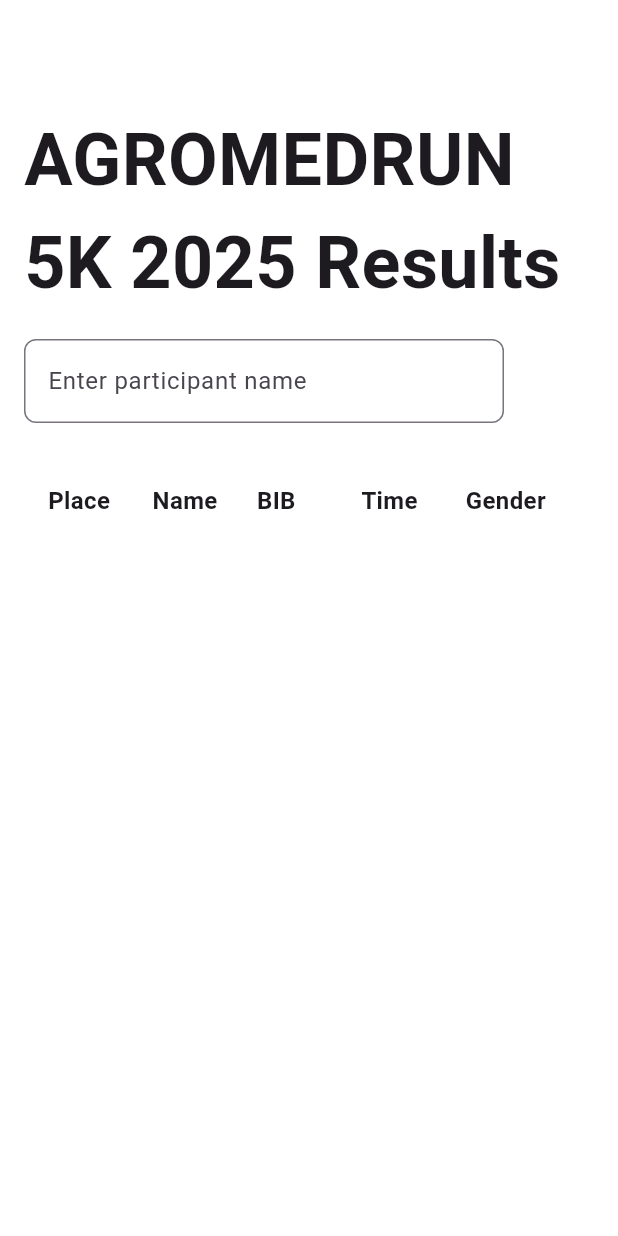
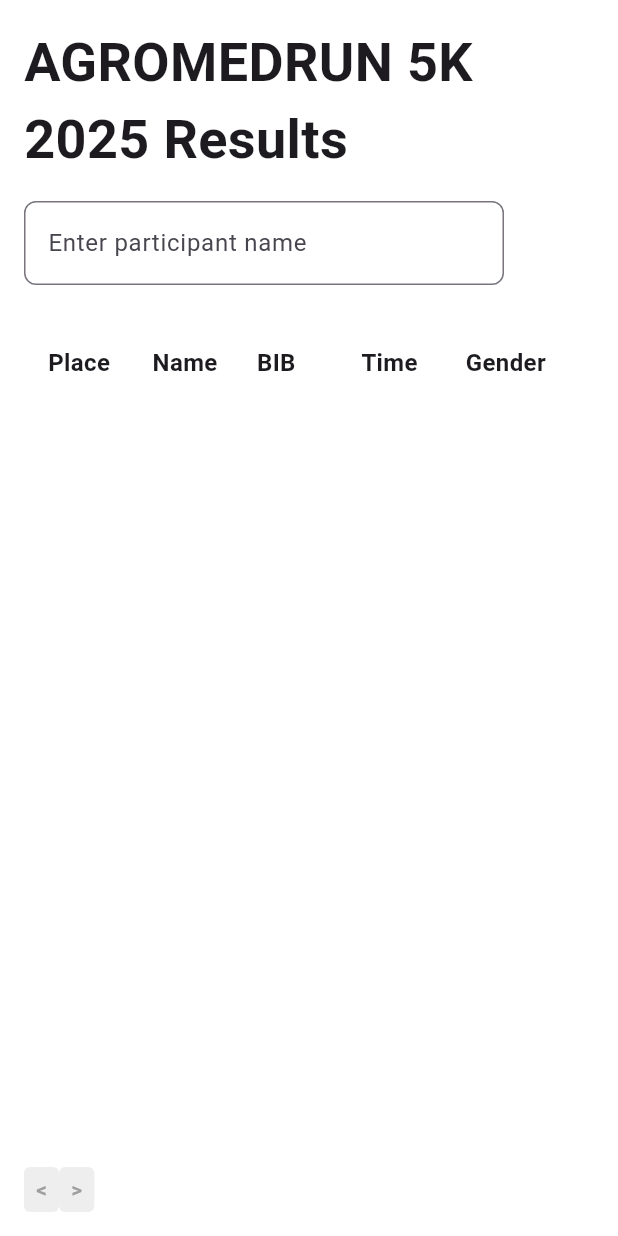
Before and after one commit to akramdhaifullah/agromedrun_2025, a Flutter app: the screen it shows after launch, on a phone screen of 412 x 824 dp. Run offline on Flutter 3.47's test engine with Material 3 defaults, Android fonts, the phone set to English and light mode, and no system bars; our stand-ins replace supabase_flutter; accounts and stored records are empty.

Commit message:
Updated main.dart to change table result viewing with pagination

```diff
--- a/lib/main.dart
+++ b/lib/main.dart
@@ -36,6 +36,8 @@ class _ResultPageState extends State<ResultPage> {
   String searchQuery = '';
   bool isLoading = true;
   int? _hoveredIndex;
+  int currentPage = 1;
+  int resultsPerPage = 10;
 
   @override
   void initState() {
@@ -62,22 +64,18 @@ class _ResultPageState extends State<ResultPage> {
           );
         }).toList();
 
+    final start = (currentPage - 1) * resultsPerPage;
+    final end = (start + resultsPerPage).clamp(0, filtered.length);
+
     setState(() {
-      visibleResults = filtered.take(visibleCount).toList();
-    });
-  }
-
-  void loadMore() {
-    setState(() {
-      visibleCount += 10;
-      updateVisibleResults();
+      visibleResults = filtered.sublist(start, end);
     });
   }
 
   void onSearchChanged(String query) {
     setState(() {
       searchQuery = query;
-      visibleCount = 10;
+      currentPage = 1;
       updateVisibleResults();
     });
   }
@@ -85,7 +83,6 @@ class _ResultPageState extends State<ResultPage> {
   @override
   Widget build(BuildContext context) {
     return Scaffold(
-      appBar: AppBar(backgroundColor: Colors.white),
       backgroundColor: Colors.white,
       body:
           isLoading
@@ -101,7 +98,7 @@ class _ResultPageState extends State<ResultPage> {
                         "AGROMEDRUN 5K 2025 Results",
                         style: TextStyle(
                           fontWeight: FontWeight.bold,
-                          fontSize: 48,
+                          fontSize: 36,
                         ),
                       ),
                       SizedBox(height: 16),
@@ -300,19 +297,10 @@ class _ResultPageState extends State<ResultPage> {
                         ),
                       ),
                       SizedBox(height: 16),
-                      if (visibleResults.length <
-                          allResults.where((r) {
-                            return r['name'].toString().toLowerCase().contains(
-                              searchQuery.toLowerCase(),
-                            );
-                          }).length)
-                        Align(
-                          alignment: Alignment.centerLeft,
-                          child: ElevatedButton(
-                            onPressed: loadMore,
-                            child: const Text('Load More'),
-                          ),
-                        ),
+                      Row(
+                        mainAxisAlignment: MainAxisAlignment.start,
+                        children: _buildPaginationButtons(),
+                      ),
                     ],
                   ),
                 ),
@@ -341,6 +329,155 @@ class _ResultPageState extends State<ResultPage> {
     } catch (e) {
       return 'Invalid';
     }
+  }
+
+  Widget _buildArrowButton(String label, bool enabled, VoidCallback onTap) {
+    return InkWell(
+      onTap: enabled ? onTap : null,
+      child: Container(
+        padding: EdgeInsets.symmetric(horizontal: 8, vertical: 5),
+        decoration: BoxDecoration(
+          borderRadius: BorderRadius.circular(4),
+          color: enabled ? Colors.grey[300] : Colors.grey[200],
+        ),
+        child: Text(
+          label,
+          style: TextStyle(
+            color: enabled ? Colors.black87 : Colors.grey,
+            fontWeight: FontWeight.bold,
+          ),
+        ),
+      ),
+    );
+  }
+
+  Widget _buildPageNumber(int page) {
+    final isSelected = page == currentPage;
+
+    return InkWell(
+      onTap: () {
+        setState(() {
+          currentPage = page;
+          updateVisibleResults();
+        });
+      },
+      child: Container(
+        margin: EdgeInsets.symmetric(horizontal: 2),
+        padding: EdgeInsets.symmetric(horizontal: 8, vertical: 4),
+        decoration: BoxDecoration(
+          color: isSelected ? Colors.grey[800] : Colors.transparent,
+          borderRadius: BorderRadius.circular(4),
+          border: Border.all(color: Colors.grey),
+        ),
+        child: Text(
+          '$page',
+          style: TextStyle(
+            color: isSelected ? Colors.white : Colors.black87,
+            fontWeight: FontWeight.bold,
+          ),
+        ),
+      ),
+    );
+  }
+
+  int totalPages() {
+    final filtered =
+        allResults.where((r) {
+          return r['name'].toString().toLowerCase().contains(
+            searchQuery.toLowerCase(),
+          );
+        }).toList();
+
+    return (filtered.length / resultsPerPage).ceil();
+  }
+
+  List<Widget> _buildPaginationButtons() {
+    int totalPages =
+        (allResults
+                    .where(
+                      (r) => r['name'].toString().toLowerCase().contains(
+                        searchQuery.toLowerCase(),
+                      ),
+                    )
+                    .length /
+                resultsPerPage)
+            .ceil();
+
+    List<Widget> buttons = [];
+
+    void addPage(int page) {
+      buttons.add(_buildPageNumber(page));
+    }
+
+    void addEllipsis() {
+      buttons.add(
+        Padding(
+          padding: const EdgeInsets.symmetric(horizontal: 4),
+          child: Text('...', style: TextStyle(color: Colors.grey)),
+        ),
+      );
+    }
+
+    // Previous button
+    buttons.add(
+      _buildArrowButton("<", currentPage > 1, () {
+        setState(() {
+          currentPage--;
+          updateVisibleResults();
+        });
+      }),
+    );
+
+    if (totalPages <= 7) {
+      // Show all pages if totalPages is 7 or less
+      for (int i = 1; i <= totalPages; i++) {
+        addPage(i);
+      }
+    } else if (currentPage <= 5) {
+      // Show pages 1-7, then ellipsis + last 3
+      for (int i = 1; i <= 7; i++) {
+        addPage(i);
+      }
+      addEllipsis();
+      for (int i = totalPages - 2; i <= totalPages; i++) {
+        addPage(i);
+      }
+    } else {
+      // Show first 3
+      for (int i = 1; i <= 3; i++) {
+        addPage(i);
+      }
+
+      addEllipsis();
+
+      // Show currentPage ±1
+      for (int i = currentPage - 1; i <= currentPage + 1; i++) {
+        if (i > 3 && i < totalPages - 2) {
+          addPage(i);
+        }
+      }
+
+      if (currentPage < totalPages - 3) {
+        addEllipsis();
+      }
+
+      // Last 3 pages
+      for (int i = totalPages - 2; i <= totalPages; i++) {
+        addPage(i);
+      }
+    }
+
+    // Next button
+    buttons.add(
+      _buildArrowButton(">", currentPage < totalPages, () {
+        setState(() {
+          currentPage++;
+          updateVisibleResults();
+        });
+      }),
+    );
+
+    return buttons;
   }
 }
 
```
